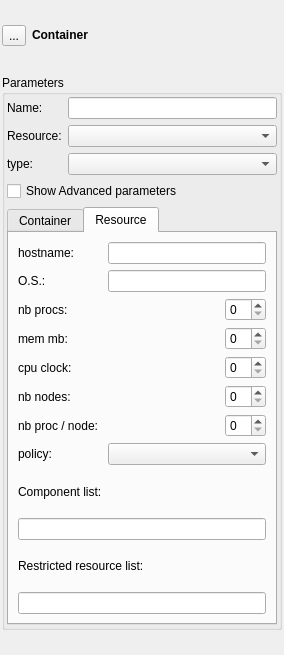
SalomePlatform/yacs, file src/genericgui/FormContainer.ui: the form before one commit.
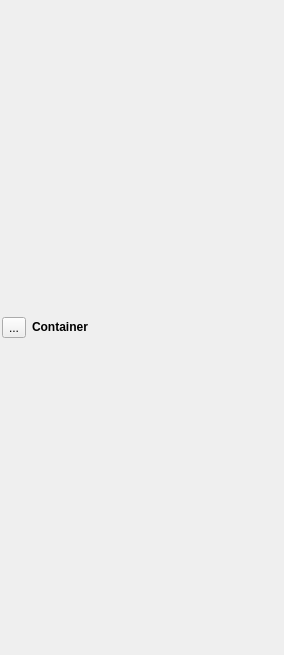
The form after the commit. Custom widgets are drawn as their Qt base class.

Commit message: GUI for HP containers.

Diff of the .ui file:
```diff
--- a/src/genericgui/FormContainer.ui
+++ b/src/genericgui/FormContainer.ui
@@ -63,462 +63,8 @@
      </item>
     </layout>
    </item>
-   <item row="1" column="0">
-    <widget class="QGroupBox" name="gb_basic">
-     <property name="sizePolicy">
-      <sizepolicy hsizetype="Preferred" vsizetype="Fixed">
-       <horstretch>0</horstretch>
-       <verstretch>0</verstretch>
-      </sizepolicy>
-     </property>
-     <property name="title">
-      <string>Parameters</string>
-     </property>
-     <layout class="QGridLayout" name="gridLayout_4">
-      <property name="margin">
-       <number>2</number>
-      </property>
-      <item row="0" column="0">
-       <widget class="QLabel" name="label_2">
-        <property name="text">
-         <string>Name:</string>
-        </property>
-       </widget>
-      </item>
-      <item row="0" column="1">
-       <widget class="QLineEdit" name="le_name">
-        <property name="toolTip">
-         <string>identification of the container in schema</string>
-        </property>
-       </widget>
-      </item>
-      <item row="1" column="0">
-       <widget class="QLabel" name="label_4">
-        <property name="text">
-         <string>Resource:</string>
-        </property>
-       </widget>
-      </item>
-      <item row="1" column="1">
-       <widget class="ComboBox" name="cb_resource">
-        <property name="toolTip">
-         <string>name of the resource hosting container when manually set</string>
-        </property>
-       </widget>
-      </item>
-      <item row="2" column="0">
-       <widget class="QLabel" name="label_15">
-        <property name="text">
-         <string>type:</string>
-        </property>
-       </widget>
-      </item>
-      <item row="2" column="1">
-       <widget class="ComboBox" name="cb_type">
-        <property name="toolTip">
-         <string>container type</string>
-        </property>
-        <property name="maxVisibleItems">
-         <number>2</number>
-        </property>
-       </widget>
-      </item>
-      <item row="3" column="0" colspan="2">
-       <widget class="QCheckBox" name="ch_advance">
-        <property name="text">
-         <string>Show Advanced parameters</string>
-        </property>
-       </widget>
-      </item>
-      <item row="4" column="0" colspan="2">
-       <widget class="QTabWidget" name="tw_advance">
-        <property name="currentIndex">
-         <number>1</number>
-        </property>
-        <widget class="QWidget" name="tab">
-         <attribute name="title">
-          <string>Container</string>
-         </attribute>
-         <layout class="QGridLayout" name="gridLayout_2">
-          <item row="0" column="0" colspan="2">
-           <widget class="QLabel" name="label_3">
-            <property name="text">
-             <string>container name:</string>
-            </property>
-           </widget>
-          </item>
-          <item row="0" column="2">
-           <widget class="QLineEdit" name="le_contname">
-            <property name="toolTip">
-             <string>name of the container when instanciated at runtime</string>
-            </property>
-           </widget>
-          </item>
-          <item row="1" column="0">
-           <widget class="QLabel" name="label_9">
-            <property name="text">
-             <string>mode:</string>
-            </property>
-           </widget>
-          </item>
-          <item row="2" column="0" colspan="2">
-           <widget class="QLabel" name="label_12">
-            <property name="text">
-             <string>working dir:</string>
-            </property>
-           </widget>
-          </item>
-          <item row="2" column="2">
-           <widget class="QLineEdit" name="le_workdir"/>
-          </item>
-          <item row="3" column="0" colspan="3">
-           <widget class="QGroupBox" name="groupBox_2">
-            <property name="title">
-             <string>Parallel parameters</string>
-            </property>
-            <layout class="QGridLayout" name="gridLayout">
-             <item row="0" column="0">
-              <widget class="QLabel" name="label_16">
-               <property name="text">
-                <string>nb procs:</string>
-               </property>
-              </widget>
-             </item>
-             <item row="0" column="3">
-              <widget class="QSpinBox" name="sb_nbprocpar">
-               <property name="sizePolicy">
-                <sizepolicy hsizetype="Fixed" vsizetype="Fixed">
-                 <horstretch>0</horstretch>
-                 <verstretch>0</verstretch>
-                </sizepolicy>
-               </property>
-              </widget>
-             </item>
-             <item row="1" column="0" colspan="4">
-              <widget class="QCheckBox" name="ch_mpi">
-               <property name="sizePolicy">
-                <sizepolicy hsizetype="Minimum" vsizetype="Fixed">
-                 <horstretch>0</horstretch>
-                 <verstretch>0</verstretch>
-                </sizepolicy>
-               </property>
-               <property name="layoutDirection">
-                <enum>Qt::RightToLeft</enum>
-               </property>
-               <property name="autoFillBackground">
-                <bool>false</bool>
-               </property>
-               <property name="text">
-                <string>MPI container</string>
-               </property>
-              </widget>
-             </item>
-             <item row="2" column="0" colspan="2">
-              <widget class="QLabel" name="label_17">
-               <property name="text">
-                <string>PaCO++ lib:</string>
-               </property>
-              </widget>
-             </item>
-             <item row="2" column="2" colspan="2">
-              <widget class="ComboBox" name="cb_parallel">
-               <property name="editable">
-                <bool>false</bool>
-               </property>
-              </widget>
-             </item>
-             <item row="0" column="2">
-              <spacer name="horizontalSpacer">
-               <property name="orientation">
-                <enum>Qt::Horizontal</enum>
-               </property>
-               <property name="sizeHint" stdset="0">
-                <size>
-                 <width>50</width>
-                 <height>20</height>
-                </size>
-               </property>
-              </spacer>
-             </item>
-            </layout>
-           </widget>
-          </item>
-          <item row="4" column="1">
-           <spacer name="verticalSpacer">
-            <property name="orientation">
-             <enum>Qt::Vertical</enum>
-            </property>
-            <property name="sizeHint" stdset="0">
-             <size>
-              <width>20</width>
-              <height>168</height>
-             </size>
-            </property>
-           </spacer>
-          </item>
-          <item row="1" column="2">
-           <widget class="QLineEdit" name="cb_mode">
-            <property name="readOnly">
-             <bool>true</bool>
-            </property>
-           </widget>
-          </item>
-         </layout>
-        </widget>
-        <widget class="QWidget" name="tab_2">
-         <attribute name="title">
-          <string>Resource</string>
-         </attribute>
-         <layout class="QGridLayout" name="gridLayout_3">
-          <item row="0" column="0">
-           <widget class="QLabel" name="label_19">
-            <property name="text">
-             <string>hostname:</string>
-            </property>
-           </widget>
-          </item>
-          <item row="0" column="1" colspan="2">
-           <widget class="QLineEdit" name="le_hostname"/>
-          </item>
-          <item row="1" column="0">
-           <widget class="QLabel" name="label_13">
-            <property name="text">
-             <string>O.S.:</string>
-            </property>
-           </widget>
-          </item>
-          <item row="1" column="1" colspan="2">
-           <widget class="QLineEdit" name="le_os"/>
-          </item>
-          <item row="2" column="0">
-           <widget class="QLabel" name="label_20">
-            <property name="text">
-             <string>nb procs:</string>
-            </property>
-           </widget>
-          </item>
-          <item row="2" column="1">
-           <spacer name="horizontalSpacer_2">
-            <property name="orientation">
-             <enum>Qt::Horizontal</enum>
-            </property>
-            <property name="sizeHint" stdset="0">
-             <size>
-              <width>20</width>
-              <height>20</height>
-             </size>
-            </property>
-           </spacer>
-          </item>
-          <item row="2" column="2">
-           <widget class="QSpinBox" name="sb_nbproc">
-            <property name="sizePolicy">
-             <sizepolicy hsizetype="Fixed" vsizetype="Fixed">
-              <horstretch>0</horstretch>
-              <verstretch>0</verstretch>
-             </sizepolicy>
-            </property>
-           </widget>
-          </item>
-          <item row="3" column="0">
-           <widget class="QLabel" name="label_5">
-            <property name="text">
-             <string>mem mb:</string>
-            </property>
-           </widget>
-          </item>
-          <item row="3" column="1">
-           <spacer name="horizontalSpacer_3">
-            <property name="orientation">
-             <enum>Qt::Horizontal</enum>
-            </property>
-            <property name="sizeHint" stdset="0">
-             <size>
-              <width>20</width>
-              <height>20</height>
-             </size>
-            </property>
-           </spacer>
-          </item>
-          <item row="3" column="2">
-           <widget class="QSpinBox" name="sb_mem">
-            <property name="sizePolicy">
-             <sizepolicy hsizetype="Fixed" vsizetype="Fixed">
-              <horstretch>0</horstretch>
-              <verstretch>0</verstretch>
-             </sizepolicy>
-            </property>
-            <property name="toolTip">
-             <string>required memory (megaBytes)</string>
-            </property>
-           </widget>
-          </item>
-          <item row="4" column="0">
-           <widget class="QLabel" name="label_6">
-            <property name="text">
-             <string>cpu clock:</string>
-            </property>
-           </widget>
-          </item>
-          <item row="4" column="1">
-           <spacer name="horizontalSpacer_4">
-            <property name="orientation">
-             <enum>Qt::Horizontal</enum>
-            </property>
-            <property name="sizeHint" stdset="0">
-             <size>
-              <width>20</width>
-              <height>20</height>
-             </size>
-            </property>
-           </spacer>
-          </item>
-          <item row="4" column="2">
-           <widget class="QSpinBox" name="sb_cpu">
-            <property name="sizePolicy">
-             <sizepolicy hsizetype="Fixed" vsizetype="Fixed">
-              <horstretch>0</horstretch>
-              <verstretch>0</verstretch>
-             </sizepolicy>
-            </property>
-            <property name="toolTip">
-             <string>required cpu clock frequency (MHz)</string>
-            </property>
-           </widget>
-          </item>
-          <item row="5" column="0">
-           <widget class="QLabel" name="label_8">
-            <property name="text">
-             <string>nb nodes:</string>
-            </property>
-           </widget>
-          </item>
-          <item row="5" column="1">
-           <spacer name="horizontalSpacer_5">
-            <property name="orientation">
-             <enum>Qt::Horizontal</enum>
-            </property>
-            <property name="sizeHint" stdset="0">
-             <size>
-              <width>20</width>
-              <height>20</height>
-             </size>
-            </property>
-           </spacer>
-          </item>
-          <item row="5" column="2">
-           <widget class="QSpinBox" name="sb_nbNodes">
-            <property name="sizePolicy">
-             <sizepolicy hsizetype="Fixed" vsizetype="Fixed">
-              <horstretch>0</horstretch>
-              <verstretch>0</verstretch>
-             </sizepolicy>
-            </property>
-           </widget>
-          </item>
-          <item row="6" column="0">
-           <widget class="QLabel" name="label_7">
-            <property name="text">
-             <string>nb proc / node:</string>
-            </property>
-           </widget>
-          </item>
-          <item row="6" column="1">
-           <spacer name="horizontalSpacer_6">
-            <property name="orientation">
-             <enum>Qt::Horizontal</enum>
-            </property>
-            <property name="sizeHint" stdset="0">
-             <size>
-              <width>20</width>
-              <height>20</height>
-             </size>
-            </property>
-           </spacer>
-          </item>
-          <item row="6" column="2">
-           <widget class="QSpinBox" name="sb_procNode">
-            <property name="sizePolicy">
-             <sizepolicy hsizetype="Fixed" vsizetype="Fixed">
-              <horstretch>0</horstretch>
-              <verstretch>0</verstretch>
-             </sizepolicy>
-            </property>
-           </widget>
-          </item>
-          <item row="7" column="0">
-           <widget class="QLabel" name="label_14">
-            <property name="text">
-             <string>policy:</string>
-            </property>
-           </widget>
-          </item>
-          <item row="8" column="0">
-           <widget class="QLabel" name="label_10">
-            <property name="sizePolicy">
-             <sizepolicy hsizetype="Preferred" vsizetype="Preferred">
-              <horstretch>0</horstretch>
-              <verstretch>0</verstretch>
-             </sizepolicy>
-            </property>
-            <property name="text">
-             <string>Component list:</string>
-            </property>
-           </widget>
-          </item>
-          <item row="9" column="0" colspan="3">
-           <widget class="QLineEdit" name="le_compolist">
-            <property name="toolTip">
-             <string>example: GEOM, SMESH</string>
-            </property>
-           </widget>
-          </item>
-          <item row="10" column="0" colspan="2">
-           <widget class="QLabel" name="label_21">
-            <property name="sizePolicy">
-             <sizepolicy hsizetype="MinimumExpanding" vsizetype="Preferred">
-              <horstretch>0</horstretch>
-              <verstretch>0</verstretch>
-             </sizepolicy>
-            </property>
-            <property name="text">
-             <string>Restricted resource list:</string>
-            </property>
-           </widget>
-          </item>
-          <item row="11" column="0" colspan="3">
-           <widget class="QLineEdit" name="le_resourceList">
-            <property name="toolTip">
-             <string>example: machine1, machine2</string>
-            </property>
-           </widget>
-          </item>
-          <item row="7" column="1" colspan="2">
-           <widget class="ComboBox" name="cb_policy">
-            <property name="editable">
-             <bool>false</bool>
-            </property>
-            <property name="maxVisibleItems">
-             <number>3</number>
-            </property>
-           </widget>
-          </item>
-         </layout>
-        </widget>
-       </widget>
-      </item>
-     </layout>
-    </widget>
-   </item>
   </layout>
  </widget>
- <customwidgets>
-  <customwidget>
-   <class>ComboBox</class>
-   <extends>QComboBox</extends>
-   <header>FormComponent.hxx</header>
-  </customwidget>
- </customwidgets>
  <resources/>
  <connections>
   <connection>
```
Left out of the diff: 21 changed lines with no effect on the pictures. The commit also changes 66 other files.
